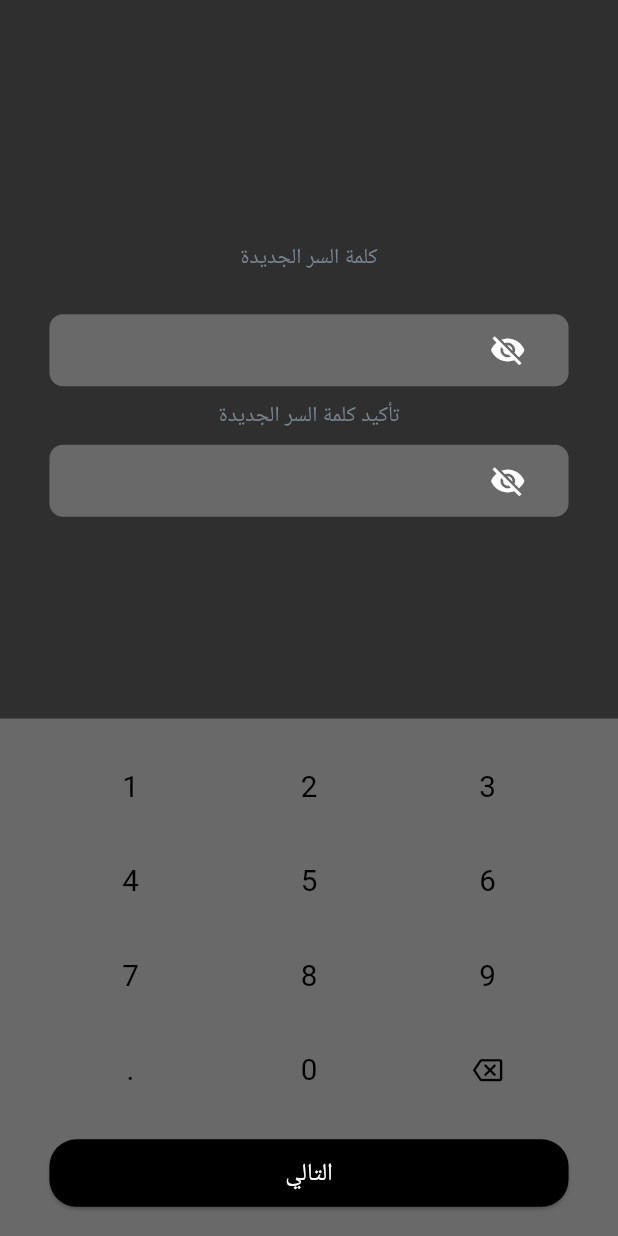
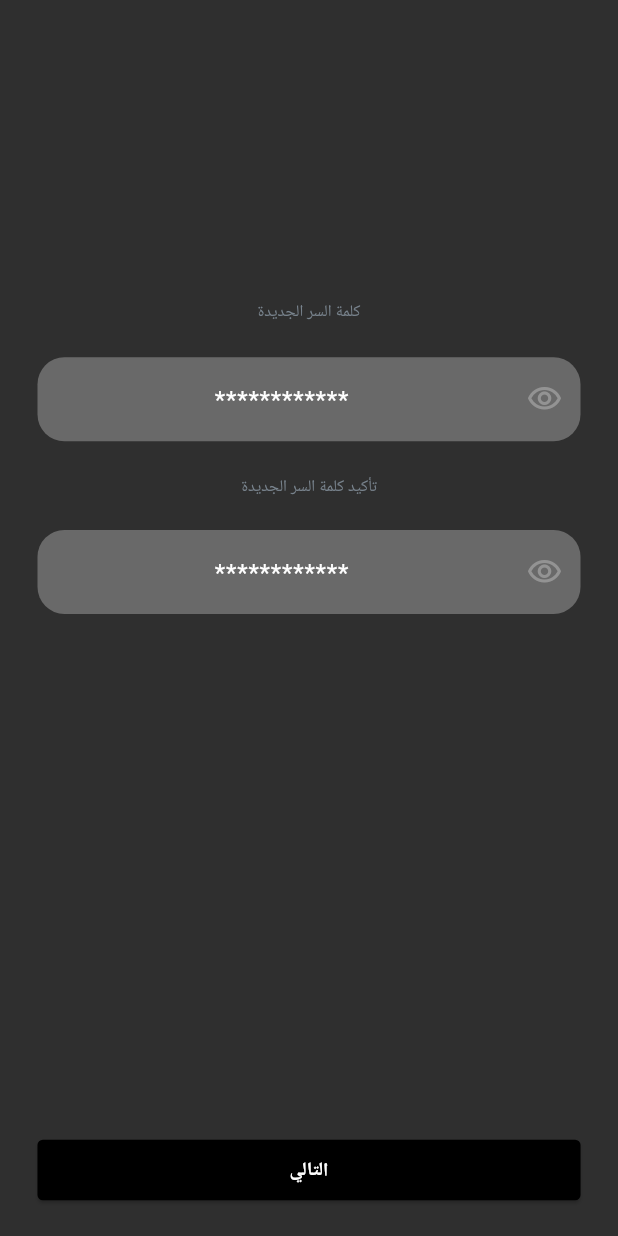
Before and after one commit to mohammedhedaya/-Sar-aat-Al-Tasweeq, a Flutter app: the ResetPasswordOTPView screen opened by its route, after a tap on the "backspace" icon, after a tap on "التالي", on a phone screen of 412 x 824 dp. Run offline on Flutter 3.47's test engine with Material 3 defaults, Android fonts, the phone set to English and light mode, and no system bars; our stand-ins replace device_preview, flutter_bloc, flutter_screenutil, flutter_svg, go_router, pinput and 1 more; accounts and stored records are empty.

Commit message:
Refactor Reset New Password View

```diff
--- a/lib/core/router/app_router.dart
+++ b/lib/core/router/app_router.dart
@@ -1,6 +1,6 @@
 import 'package:go_router/go_router.dart';
 import 'package:shopping_chart/features/auth/presentation/views/login_view.dart';
-import 'package:shopping_chart/features/auth/presentation/views/new_password_page.dart';
+import 'package:shopping_chart/features/auth/presentation/views/reset_new_password_view.dart';
 import 'package:shopping_chart/features/auth/presentation/views/reset_password_otp_view_.dart';
 import 'package:shopping_chart/features/auth/presentation/views/reset_password_view.dart';
 
@@ -19,8 +19,8 @@ final GoRouter router = GoRouter(
       builder: (context, state) => const ResetPasswordOTPView(),
     ),
     GoRoute(
-      path: '/newPasswordPage',
-      builder: (context, state) => const NewPasswordPage(),
+      path: '/resetNewPasswordView',
+      builder: (context, state) => const ResetNewPasswordView(),
     ),
   ],
 );
--- /dev/null
+++ b/lib/features/auth/presentation/cubit/auth_cubit.dart
@@ -0,0 +1,6 @@
+import 'package:flutter_bloc/flutter_bloc.dart';
+import 'package:shopping_chart/features/auth/presentation/cubit/auth_state.dart';
+
+class AuthCubit extends Cubit<AuthState> {
+  AuthCubit() : super(AuthInitial());
+}
--- /dev/null
+++ b/lib/features/auth/presentation/cubit/auth_state.dart
@@ -0,0 +1,3 @@
+class AuthState {}
+
+final class AuthInitial extends AuthState {}
--- a/lib/features/auth/presentation/views/new_password_page.dart
+++ /dev/null
@@ -1,229 +0,0 @@
-import 'package:flutter/material.dart';
-import 'package:flutter_screenutil/flutter_screenutil.dart';
-import 'package:shopping_chart/core/utils/app_colors.dart';
-
-class NewPasswordPage extends StatefulWidget {
-  const NewPasswordPage({super.key});
-
-  @override
-  State<NewPasswordPage> createState() => _NewPasswordPageState();
-}
-
-class _NewPasswordPageState extends State<NewPasswordPage> {
-  final TextEditingController _passwordController = TextEditingController();
-  final TextEditingController _confirmPasswordController = TextEditingController();
-  final FocusNode _passwordFocusNode = FocusNode();
-  final FocusNode _confirmPasswordFocusNode = FocusNode();
-  bool _isPasswordVisible = false;
-  bool _isConfirmPasswordVisible = false;
-
-  @override
-  Widget build(BuildContext context) {
-    return Scaffold(
-      resizeToAvoidBottomInset: false,
-      backgroundColor: const Color(0xFF2F2F2F),
-      body: Column(
-        children: [
-          SizedBox(height: 30.h),
-          const Spacer(),
-          Padding(
-            padding: EdgeInsets.symmetric(horizontal: 30.w, vertical: 30.h),
-            child: Column(
-              mainAxisAlignment: MainAxisAlignment.center,
-              children: [
-                Text(
-                  'كلمة السر الجديدة',
-                  textAlign: TextAlign.center,
-                  style: TextStyle(
-                    color: AppColors.gray,
-                    fontSize: 16.sp,
-                  ),
-                ),
-                SizedBox(height: 30.h),
-                Container(
-                  decoration: BoxDecoration(
-                    color: const Color(0xFF696969),
-                    borderRadius: BorderRadius.circular(10.r),
-                  ),
-                  padding: EdgeInsets.symmetric(horizontal: 15.w),
-                  child: TextFormField(
-                    controller: _passwordController,
-                    obscureText: !_isPasswordVisible,
-                    focusNode: _passwordFocusNode,
-                    readOnly: true, // Disable the mobile keyboard
-                    textAlign: TextAlign.center,
-                    decoration: InputDecoration(
-                      suffixIcon: IconButton(
-                        icon: Icon(
-                          _isPasswordVisible ? Icons.visibility : Icons.visibility_off,
-                          color: Colors.white,
-                        ),
-                        onPressed: () {
-                          setState(() {
-                            _isPasswordVisible = !_isPasswordVisible;
-                          });
-                        },
-                      ),
-                      border: InputBorder.none,
-                    ),
-                    style: TextStyle(
-                      color: Colors.white,
-                      fontSize: 16.sp,
-                    ),
-                  ),
-                ),
-                SizedBox(height: 10.h),
-                Text(
-                  'تأكيد كلمة السر الجديدة',
-                  textAlign: TextAlign.center,
-                  style: TextStyle(
-                    color: AppColors.gray,
-                    fontSize: 16.sp,
-                  ),
-                ),
-                SizedBox(height: 10.h),
-                Container(
-                  decoration: BoxDecoration(
-                    color: const Color(0xFF696969),
-                    borderRadius: BorderRadius.circular(10.r),
-                  ),
-                  padding: EdgeInsets.symmetric(horizontal: 15.w),
-                  child: TextFormField(
-                    controller: _confirmPasswordController,
-                    obscureText: !_isConfirmPasswordVisible,
-                    focusNode: _confirmPasswordFocusNode,
-                    readOnly: true, // Disable the mobile keyboard
-                    textAlign: TextAlign.center,
-                    decoration: InputDecoration(
-                      suffixIcon: IconButton(
-                        icon: Icon(
-                          _isConfirmPasswordVisible ? Icons.visibility : Icons.visibility_off,
-                          color: Colors.white,
-                        ),
-                        onPressed: () {
-                          setState(() {
-                            _isConfirmPasswordVisible = !_isConfirmPasswordVisible;
-                          });
-                        },
-                      ),
-                      border: InputBorder.none,
-                    ),
-                    style: TextStyle(
-                      color: Colors.white,
-                      fontSize: 16.sp,
-                    ),
-                  ),
-                ),
-              ],
-            ),
-          ),
-          const Spacer(),
-          Container(
-            color: AppColors.dimGray,
-            padding: EdgeInsets.symmetric(horizontal: 30.w, vertical: 20.h),
-            child: Column(
-              children: [
-                GridView.count(
-                  shrinkWrap: true,
-                  crossAxisCount: 3,
-                  crossAxisSpacing: 10.w,
-                  mainAxisSpacing: 10.h,
-                  childAspectRatio: 2,
-                  children: List.generate(12, (index) {
-                    String value;
-                    if (index < 9) {
-                      value = '${index + 1}';
-                    } else if (index == 9) {
-                      value = ".";
-                    } else if (index == 10) {
-                      value = "0";
-                    } else {
-                      value = "<";
-                    }
-                    return Material(
-                      color: AppColors.dimGray,
-                      child: InkWell(
-                        onTap: () {
-                          setState(() {
-                            if (value == "<") {
-                              if (_passwordFocusNode.hasFocus) {
-                                if (_passwordController.text.isNotEmpty) {
-                                  _passwordController.text = _passwordController.text.substring(
-                                      0, _passwordController.text.length - 1);
-                                }
-                              } else if (_confirmPasswordFocusNode.hasFocus) {
-                                if (_confirmPasswordController.text.isNotEmpty) {
-                                  _confirmPasswordController.text = _confirmPasswordController.text.substring(
-                                      0, _confirmPasswordController.text.length - 1);
-                                }
-                              }
-                            } else {
-                              if (_passwordFocusNode.hasFocus) {
-                                _passwordController.text += value;
-                              } else if (_confirmPasswordFocusNode.hasFocus) {
-                                _confirmPasswordController.text += value;
-                              }
-                            }
-                          });
-                        },
-                        onLongPress: value == "<"
-                            ? () {
-                          setState(() {
-                            if (_passwordFocusNode.hasFocus) {
-                              _passwordController.clear();
-                            } else if (_confirmPasswordFocusNode.hasFocus) {
-                              _confirmPasswordController.clear();
-                            }
-                          });
-                        }
-                            : null,
-                        borderRadius: BorderRadius.circular(10.r),
-                        child: Container(
-                          alignment: Alignment.center,
-                          decoration: BoxDecoration(
-                            borderRadius: BorderRadius.circular(10.r),
-                          ),
-                          child: value == "<"
-                              ? Icon(
-                            Icons.backspace_outlined,
-                            color: Colors.black,
-                            size: 22.sp,
-                          )
-                              : Text(
-                            value,
-                            style: TextStyle(
-                              fontSize: 22.sp,
-                              color: Colors.black,
-                            ),
-                          ),
-                        ),
-                      ),
-                    );
-                  }),
-                ),
-                SizedBox(height: 20.h),
-                ElevatedButton(
-                  onPressed: () {},
-                  style: ElevatedButton.styleFrom(
-                    backgroundColor: Colors.black,
-                    shape: RoundedRectangleBorder(
-                      borderRadius: BorderRadius.circular(20.r),
-                    ),
-                    minimumSize: Size(double.infinity, 50.h),
-                  ),
-                  child: Text(
-                    'التالي',
-                    style: TextStyle(
-                      color: Colors.white,
-                      fontSize: 18.sp,
-                    ),
-                  ),
-                ),
-              ],
-            ),
-          ),
-        ],
-      ),
-    );
-  }
-}
--- /dev/null
+++ b/lib/features/auth/presentation/views/reset_new_password_view.dart
@@ -0,0 +1,64 @@
+import 'package:flutter/material.dart';
+import 'package:flutter_screenutil/flutter_screenutil.dart';
+import 'package:shopping_chart/core/utils/app_colors.dart';
+import 'package:shopping_chart/core/utils/app_text_style.dart';
+import 'package:shopping_chart/features/auth/presentation/widgets/auth_btn.dart';
+import 'package:shopping_chart/features/auth/presentation/widgets/auth_text_field.dart';
+
+class ResetNewPasswordView extends StatelessWidget {
+  const ResetNewPasswordView({super.key});
+
+  @override
+  Widget build(BuildContext context) {
+    return Scaffold(
+      body: Padding(
+        padding: const EdgeInsets.symmetric(horizontal: 25, vertical: 20),
+        child: Column(
+          children: [
+            SizedBox(height: 200.h),
+            Text(
+              'كلمة السر الجديدة',
+              style: AppStyles.style12W400,
+            ),
+            SizedBox(height: 25.h),
+            CustomAuthTextField(
+              hintText: "************",
+              textAlign: TextAlign.center,
+              suffixIcon: IconButton(
+                onPressed: () {},
+                icon: const Icon(
+                  Icons.visibility_outlined,
+                  color: AppColors.visibilityColor,
+                ),
+              ),
+              onChanged: (value) {},
+            ),
+            SizedBox(height: 25.h),
+            Text(
+              'تأكيد كلمة السر الجديدة',
+              style: AppStyles.style12W400,
+            ),
+            SizedBox(height: 23.h),
+            CustomAuthTextField(
+              hintText: "************",
+              textAlign: TextAlign.center,
+              suffixIcon: IconButton(
+                onPressed: () {},
+                icon: const Icon(
+                  Icons.visibility_outlined,
+                  color: AppColors.visibilityColor,
+                ),
+              ),
+              onChanged: (value) {},
+            ),
+            const Spacer(),
+            CustomAuthBtn(
+              onPressed: () {},
+              text: "التالي",
+            ),
+          ],
+        ),
+      ),
+    );
+  }
+}
--- a/lib/features/auth/presentation/views/reset_password_otp_view_.dart
+++ b/lib/features/auth/presentation/views/reset_password_otp_view_.dart
@@ -165,7 +165,7 @@ class _ResetPasswordOTPViewState extends State<ResetPasswordOTPView> {
                 SizedBox(height: 20.h),
                 CustomAuthBtn(
                   onPressed: () {
-                    context.push('/newPasswordPage');
+                    context.push('/resetNewPasswordView');
                   },
                   text: "التالي",
                 ),
--- a/lib/features/auth/presentation/widgets/auth_text_field.dart
+++ b/lib/features/auth/presentation/widgets/auth_text_field.dart
@@ -1,4 +1,5 @@
 import 'package:flutter/material.dart';
+import 'package:flutter_screenutil/flutter_screenutil.dart';
 import 'package:shopping_chart/core/utils/app_colors.dart';
 import 'package:shopping_chart/core/utils/app_text_style.dart';
 
@@ -10,12 +11,16 @@ class CustomAuthTextField extends StatelessWidget {
     this.controller,
     this.keyboardType,
     this.prefixIcon,
+    this.suffixIcon,
+    this.textAlign,
   });
   final String hintText;
   final Widget? prefixIcon;
+  final Widget? suffixIcon;
   final void Function(String)? onChanged;
   final TextEditingController? controller;
   final TextInputType? keyboardType;
+  final TextAlign? textAlign;
   @override
   Widget build(BuildContext context) {
     return TextFormField(
@@ -23,18 +28,19 @@ class CustomAuthTextField extends StatelessWidget {
       onChanged: onChanged,
       keyboardType: keyboardType,
       cursorColor: AppColors.whiteColor,
-      textAlign: TextAlign.right,
+      textAlign: textAlign ?? TextAlign.right,
       style: const TextStyle(
         color: AppColors.whiteColor,
       ),
       decoration: InputDecoration(
         prefixIcon: prefixIcon,
+        suffixIcon: suffixIcon,
         hintText: hintText,
         hintStyle: AppStyles.style18W400,
         filled: true,
         fillColor: AppColors.dimGray,
         border: OutlineInputBorder(
-          borderRadius: BorderRadius.circular(20),
+          borderRadius: BorderRadius.circular(20.r),
           borderSide: BorderSide.none,
         ),
       ),
--- a/lib/features/auth/presentation/widgets/text_form_field.dart
+++ b/lib/features/auth/presentation/widgets/text_form_field.dart
@@ -27,10 +27,10 @@ class CustomLoginForm extends StatelessWidget {
               SizedBox(height: 20.h),
               CustomAuthTextField(
                 hintText: "كلمة السر",
-                prefixIcon: GestureDetector(
-                  onTap: () {},
-                  child: const Icon(
-                    color: AppColors.visibilityColor,
+                prefixIcon: IconButton(
+                  onPressed: () {},
+                  color: AppColors.visibilityColor,
+                  icon: const Icon(
                     Icons.visibility_outlined,
                   ),
                 ),
```
